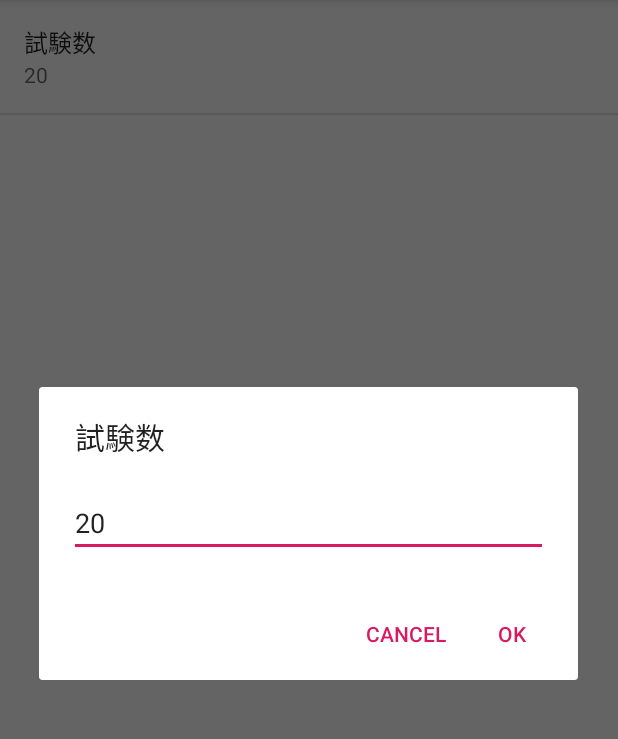
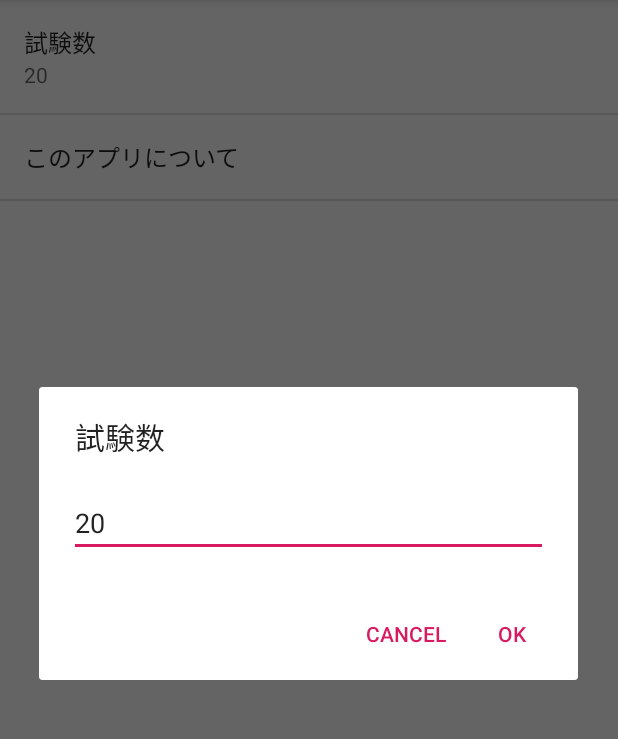
Before and after one commit to aetenotnk/SpanishWordTest, an Android app: the fragment SettingPreferenceFragment shown on its own in the app's theme, after a tap on "試験数", on a phone screen of 412 x 824 dp, the part 84-823 px from its top. Run offline under Robolectric (Android 15) with nearby library versions, the light colour scheme and no system bars.

Commit message:
設定画面に「このアプリについて」を追加

```diff
--- a/app/src/main/res/xml/preference.xml
+++ b/app/src/main/res/xml/preference.xml
@@ -5,4 +5,8 @@
         android:title="試験数"
         android:inputType="number"
         android:defaultValue="20"/>
+    <Preference
+        android:key="about_app"
+        android:title="このアプリについて"
+        />
 </PreferenceScreen>
```
Also changed, not shown: app/src/main/java/jp/yutayamazaki/spanishwordtest/preference/SettingPreferenceFragment.java (+11 -1 lines).
